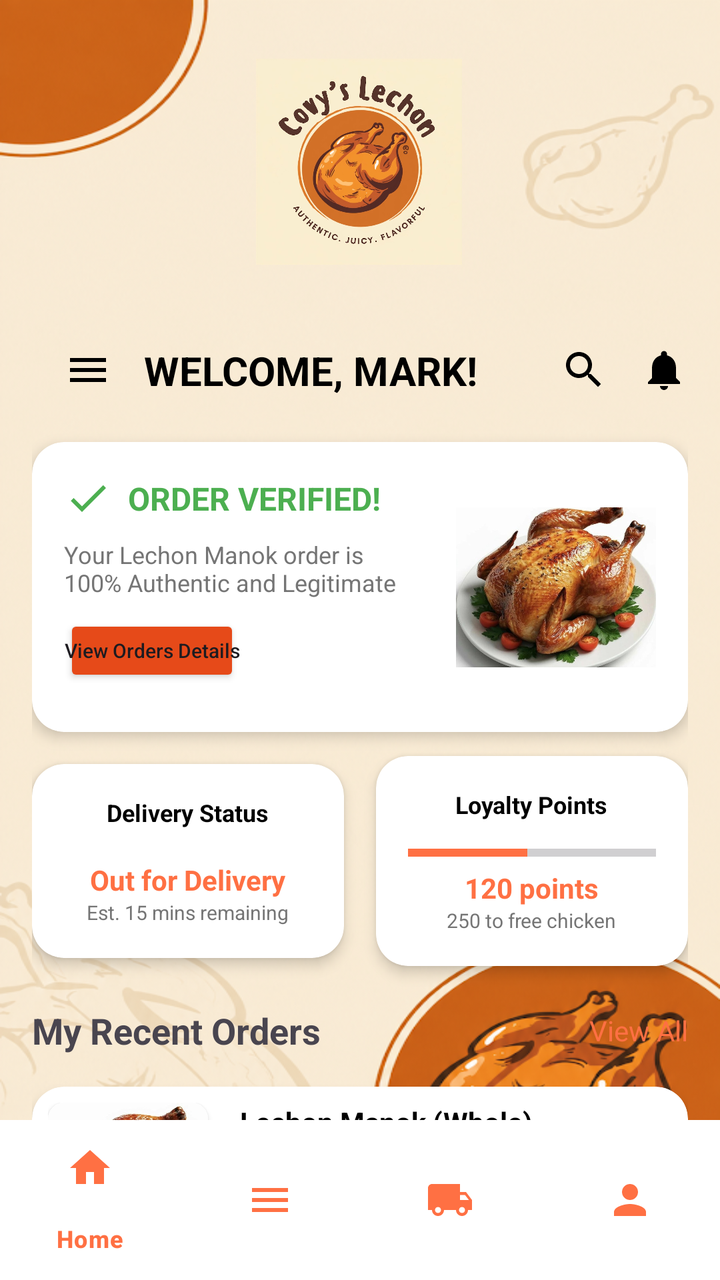
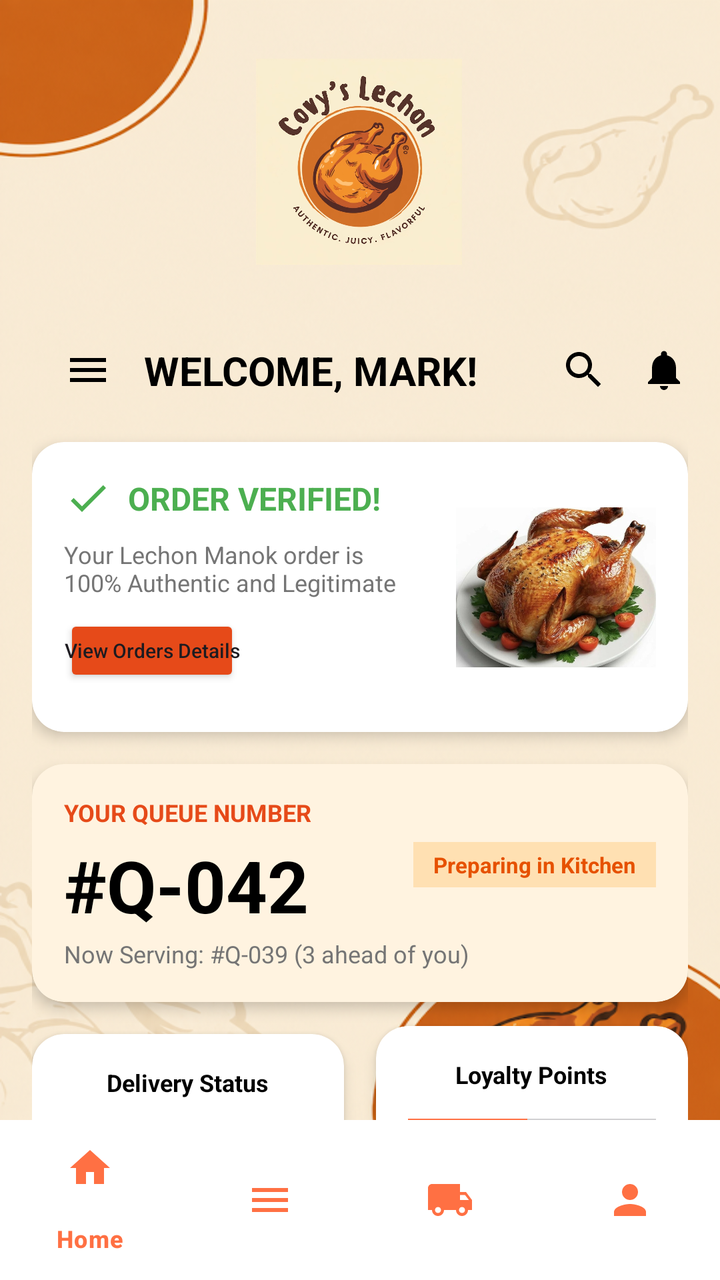

An Android layout rendered at two revisions. The XML below is the earlier revision; the diff shows what the commit changed to produce the second picture.
<!-- AndroidManifest.xml: application theme Theme.CoyvSplashScreen -->
<!-- res/layout/activity_dashboard.xml -->
<?xml version="1.0" encoding="utf-8"?>
<androidx.constraintlayout.widget.ConstraintLayout xmlns:android="http://schemas.android.com/apk/res/android"
    xmlns:app="http://schemas.android.com/apk/res-auto"
    xmlns:tools="http://schemas.android.com/tools"
    android:id="@+id/main"
    android:layout_width="match_parent"
    android:layout_height="match_parent"
    android:background="@drawable/signinbackgoundimage"
    tools:context=".DashBoardActivity">

    
    <View
        android:id="@+id/view_decoration"
        android:layout_width="200dp"
        android:layout_height="200dp"
        android:layout_marginStart="-80dp"
        android:layout_marginTop="-80dp"
        android:alpha="0.3"
        app:layout_constraintStart_toStartOf="parent"
        app:layout_constraintTop_toTopOf="parent" />

    <androidx.core.widget.NestedScrollView
        android:layout_width="match_parent"
        android:layout_height="0dp"
        app:layout_constraintBottom_toTopOf="@+id/bottom_navigation"
        app:layout_constraintTop_toTopOf="parent">

        <androidx.constraintlayout.widget.ConstraintLayout
            android:layout_width="match_parent"
            android:layout_height="wrap_content"
            android:padding="@dimen/padding_medium">

            

            <ImageView
                android:id="@+id/covylogo"
                android:layout_width="153dp"
                android:layout_height="103dp"
                android:layout_marginTop="10dp"
                android:layout_marginBottom="36dp"
                android:contentDescription="Covy Lechon Logo"
                android:src="@drawable/logo"
                app:layout_constraintBottom_toTopOf="@+id/tv_welcome"
                app:layout_constraintEnd_toEndOf="parent"
                app:layout_constraintHorizontal_bias="0.498"
                app:layout_constraintStart_toStartOf="parent"
                app:layout_constraintTop_toTopOf="parent" />

            
            <ImageButton
                android:id="@+id/btn_menu_top"
                android:layout_width="@dimen/icon_size"
                android:layout_height="@dimen/icon_size"
                android:layout_marginStart="16dp"
                android:layout_marginTop="157dp"
                android:layout_marginEnd="16dp"
                android:layout_marginBottom="24dp"
                android:background="?attr/selectableItemBackgroundBorderless"
                android:src="@drawable/ic_menu"
                app:layout_constraintBottom_toTopOf="@+id/cv_verified"
                app:layout_constraintEnd_toStartOf="@+id/tv_welcome"
                app:layout_constraintStart_toStartOf="parent"
                app:layout_constraintTop_toTopOf="parent" />

            <TextView
                android:id="@+id/tv_welcome"
                android:layout_width="wrap_content"
                android:layout_height="wrap_content"
                android:layout_marginStart="@dimen/padding_medium"
                android:text="WELCOME, MARK!"
                android:textColor="@color/black"
                android:textSize="20sp"
                android:textStyle="bold"
                app:layout_constraintBottom_toBottomOf="@+id/btn_menu_top"
                app:layout_constraintStart_toEndOf="@+id/btn_menu_top"
                app:layout_constraintTop_toTopOf="@+id/btn_menu_top" />

            <ImageButton
                android:id="@+id/btn_notification"
                android:layout_width="@dimen/icon_size"
                android:layout_height="@dimen/icon_size"
                android:background="?attr/selectableItemBackgroundBorderless"
                android:src="@drawable/ic_notifications"
                app:layout_constraintBottom_toBottomOf="@+id/btn_menu_top"
                app:layout_constraintEnd_toEndOf="parent"
                app:layout_constraintTop_toTopOf="@+id/btn_menu_top" />

            <ImageButton
                android:id="@+id/btn_search"
                android:layout_width="@dimen/icon_size"
                android:layout_height="@dimen/icon_size"
                android:layout_marginEnd="@dimen/padding_medium"
                android:background="?attr/selectableItemBackgroundBorderless"
                android:src="@drawable/ic_search"
                app:layout_constraintBottom_toBottomOf="@+id/btn_menu_top"
                app:layout_constraintEnd_toStartOf="@+id/btn_notification"
                app:layout_constraintTop_toTopOf="@+id/btn_menu_top" />

            
            <androidx.cardview.widget.CardView
                android:id="@+id/cv_verified"
                android:layout_width="match_parent"
                android:layout_height="wrap_content"
                android:layout_marginTop="@dimen/padding_large"
                app:cardCornerRadius="@dimen/corner_radius"
                app:cardElevation="@dimen/card_elevation"
                app:layout_constraintTop_toBottomOf="@+id/btn_menu_top">

                <androidx.constraintlayout.widget.ConstraintLayout
                    android:layout_width="match_parent"
                    android:layout_height="145dp"
                    android:padding="@dimen/padding_medium">

                    <ImageView
                        android:id="@+id/iv_check"
                        android:layout_width="24dp"
                        android:layout_height="24dp"
                        android:contentDescription="Verified"
                        android:src="@drawable/ic_check"
                        app:layout_constraintStart_toStartOf="parent"
                        app:layout_constraintTop_toTopOf="parent" />

                    <TextView
                        android:id="@+id/tv_verified_status"
                        android:layout_width="wrap_content"
                        android:layout_height="wrap_content"
                        android:layout_marginStart="@dimen/padding_small"
                        android:text="ORDER VERIFIED!"
                        android:textColor="@color/green_verified"
                        android:textSize="16sp"
                        android:textStyle="bold"
                        app:layout_constraintBottom_toBottomOf="@+id/iv_check"
                        app:layout_constraintStart_toEndOf="@+id/iv_check"
                        app:layout_constraintTop_toTopOf="@+id/iv_check" />

                    <TextView
                        android:id="@+id/tv_verified_desc"
                        android:layout_width="0dp"
                        android:layout_height="wrap_content"
                        android:layout_marginTop="@dimen/padding_small"
                        android:text="Your Lechon Manok order is\n100% Authentic and Legitimate"
                        android:textColor="@color/text_grey"
                        android:textSize="12sp"
                        app:layout_constraintEnd_toStartOf="@+id/iv_verified_chicken"
                        app:layout_constraintStart_toStartOf="parent"
                        app:layout_constraintTop_toBottomOf="@+id/iv_check" />

                    <Button
                        android:id="@+id/btn_view_details"
                        android:layout_width="wrap_content"
                        android:layout_height="36dp"
                        android:layout_marginTop="@dimen/padding_small"
                        android:backgroundTint="@color/orange_dark"
                        android:padding="0dp"
                        android:text="View Orders Details"
                        android:textAllCaps="false"
                        android:textSize="10sp"
                        app:layout_constraintStart_toStartOf="parent"
                        app:layout_constraintTop_toBottomOf="@+id/tv_verified_desc" />

                    <ImageView
                        android:id="@+id/iv_verified_chicken"
                        android:layout_width="100dp"
                        android:layout_height="80dp"
                        android:scaleType="centerCrop"
                        android:src="@drawable/f423b4974f4dd7924f11f1bad41bf1b4"
                        app:layout_constraintBottom_toBottomOf="parent"
                        app:layout_constraintEnd_toEndOf="parent"
                        app:layout_constraintTop_toTopOf="parent" />
                </androidx.constraintlayout.widget.ConstraintLayout>
            </androidx.cardview.widget.CardView>

            
            <androidx.cardview.widget.CardView
                android:id="@+id/cv_status"
                android:layout_width="0dp"
                android:layout_height="wrap_content"
                android:layout_marginTop="@dimen/padding_medium"
                android:layout_marginEnd="@dimen/padding_small"
                app:cardCornerRadius="@dimen/corner_radius"
                app:cardElevation="@dimen/card_elevation"
                app:layout_constraintEnd_toStartOf="@+id/cv_loyalty"
                app:layout_constraintStart_toStartOf="parent"
                app:layout_constraintTop_toBottomOf="@+id/cv_verified">

                <LinearLayout
                    android:layout_width="match_parent"
                    android:layout_height="wrap_content"
                    android:gravity="center"
                    android:orientation="vertical"
                    android:padding="@dimen/padding_medium">

                    <TextView
                        android:layout_width="wrap_content"
                        android:layout_height="wrap_content"
                        android:text="Delivery Status"
                        android:textColor="@color/black"
                        android:textSize="12sp"
                        android:textStyle="bold" />

                    <TextView
                        android:layout_width="wrap_content"
                        android:layout_height="wrap_content"
                        android:layout_marginTop="16dp"
                        android:text="Out for Delivery"
                        android:textColor="@color/orange_primary"
                        android:textSize="14sp"
                        android:textStyle="bold" />

                    <TextView
                        android:layout_width="wrap_content"
                        android:layout_height="wrap_content"
                        android:text="Est. 15 mins remaining"
                        android:textColor="@color/text_grey"
                        android:textSize="10sp" />
                </LinearLayout>
            </androidx.cardview.widget.CardView>

            <androidx.cardview.widget.CardView
                android:id="@+id/cv_loyalty"
                android:layout_width="0dp"
                android:layout_height="wrap_content"
                android:layout_marginStart="@dimen/padding_small"
                app:cardCornerRadius="@dimen/corner_radius"
                app:cardElevation="@dimen/card_elevation"
                app:layout_constraintBottom_toBottomOf="@+id/cv_status"
                app:layout_constraintEnd_toEndOf="parent"
                app:layout_constraintStart_toEndOf="@+id/cv_status"
                app:layout_constraintTop_toTopOf="@+id/cv_status">

                <LinearLayout
                    android:layout_width="match_parent"
                    android:layout_height="wrap_content"
                    android:gravity="center"
                    android:orientation="vertical"
                    android:padding="@dimen/padding_medium">

                    <TextView
                        android:layout_width="wrap_content"
                        android:layout_height="wrap_content"
                        android:text="Loyalty Points"
                        android:textColor="@color/black"
                        android:textSize="12sp"
                        android:textStyle="bold" />

                    <ProgressBar
                        style="?android:attr/progressBarStyleHorizontal"
                        android:layout_width="match_parent"
                        android:layout_height="wrap_content"
                        android:layout_marginTop="@dimen/padding_small"
                        android:progress="120"
                        android:max="250"
                        android:progressTint="@color/orange_primary" />

                    <TextView
                        android:layout_width="wrap_content"
                        android:layout_height="wrap_content"
                        android:text="120 points"
                        android:textColor="@color/orange_primary"
                        android:textSize="14sp"
                        android:textStyle="bold" />

                    <TextView
                        android:layout_width="wrap_content"
                        android:layout_height="wrap_content"
                        android:text="250 to free chicken"
                        android:textColor="@color/text_grey"
                        android:textSize="10sp" />
                </LinearLayout>
            </androidx.cardview.widget.CardView>

            
            <TextView
                android:id="@+id/tv_recent_orders"
                android:layout_width="wrap_content"
                android:layout_height="wrap_content"
                android:layout_marginTop="@dimen/padding_large"
                android:text="My Recent Orders"
                android:textSize="18sp"
                android:textStyle="bold"
                app:layout_constraintStart_toStartOf="parent"
                app:layout_constraintTop_toBottomOf="@+id/cv_status" />

            <TextView
                android:id="@+id/tv_view_all"
                android:layout_width="wrap_content"
                android:layout_height="wrap_content"
                android:text="View All"
                android:textColor="@color/orange_primary"
                app:layout_constraintBottom_toBottomOf="@+id/tv_recent_orders"
                app:layout_constraintEnd_toEndOf="parent"
                app:layout_constraintTop_toTopOf="@+id/tv_recent_orders" />

            <androidx.cardview.widget.CardView
                android:id="@+id/cv_order_item"
                android:layout_width="match_parent"
                android:layout_height="wrap_content"
                android:layout_marginTop="@dimen/padding_medium"
                app:cardCornerRadius="@dimen/corner_radius"
                app:cardElevation="@dimen/card_elevation"
                app:layout_constraintTop_toBottomOf="@+id/tv_recent_orders">

                <androidx.constraintlayout.widget.ConstraintLayout
                    android:layout_width="match_parent"
                    android:layout_height="wrap_content"
                    android:padding="@dimen/padding_small">

                    <androidx.cardview.widget.CardView
                        android:id="@+id/cv_order_img_container"
                        android:layout_width="80dp"
                        android:layout_height="80dp"
                        app:cardCornerRadius="8dp"
                        app:layout_constraintStart_toStartOf="parent"
                        app:layout_constraintTop_toTopOf="parent">

                        <ImageView
                            android:id="@+id/iv_order_img"
                            android:layout_width="match_parent"
                            android:layout_height="match_parent"
                            android:contentDescription="Order Image"
                            android:scaleType="centerCrop"
                            android:src="@drawable/f423b4974f4dd7924f11f1bad41bf1b4" />
                    </androidx.cardview.widget.CardView>

                    <TextView
                        android:id="@+id/tv_order_name"
                        android:layout_width="0dp"
                        android:layout_height="wrap_content"
                        android:layout_marginStart="@dimen/padding_medium"
                        android:text="Lechon Manok (Whole)"
                        android:textColor="@color/black"
                        android:textStyle="bold"
                        app:layout_constraintEnd_toStartOf="@+id/iv_order_arrow"
                        app:layout_constraintStart_toEndOf="@+id/cv_order_img_container"
                        app:layout_constraintTop_toTopOf="parent" />

                    <TextView
                        android:id="@+id/tv_order_id"
                        android:layout_width="wrap_content"
                        android:layout_height="wrap_content"
                        android:text="ID: #123"
                        android:textColor="@color/text_grey"
                        android:textSize="12sp"
                        app:layout_constraintStart_toStartOf="@+id/tv_order_name"
                        app:layout_constraintTop_toBottomOf="@+id/tv_order_name" />

                    <TextView
                        android:id="@+id/tv_order_date"
                        android:layout_width="wrap_content"
                        android:layout_height="wrap_content"
                        android:text="Dec 23, 2023 - 10:30 AM"
                        android:textColor="@color/text_grey"
                        android:textSize="12sp"
                        app:layout_constraintStart_toStartOf="@+id/tv_order_name"
                        app:layout_constraintTop_toBottomOf="@+id/tv_order_id" />

                    <TextView
                        android:id="@+id/tv_order_status"
                        android:layout_width="wrap_content"
                        android:layout_height="wrap_content"
                        android:layout_marginTop="4dp"
                        android:background="#D5F5E3"
                        android:paddingHorizontal="8dp"
                        android:paddingVertical="2dp"
                        android:text="Delivered"
                        android:textColor="#27AE60"
                        android:textSize="10sp"
                        android:textStyle="bold"
                        app:layout_constraintStart_toStartOf="@+id/tv_order_name"
                        app:layout_constraintTop_toBottomOf="@+id/tv_order_date" />

                    <ImageView
                        android:id="@+id/iv_order_arrow"
                        android:layout_width="24dp"
                        android:layout_height="24dp"
                        android:src="@android:drawable/ic_media_play"
                        app:layout_constraintBottom_toBottomOf="parent"
                        app:layout_constraintEnd_toEndOf="parent"
                        app:layout_constraintTop_toTopOf="parent"
                        app:tint="@color/black" />
                </androidx.constraintlayout.widget.ConstraintLayout>
            </androidx.cardview.widget.CardView>

            
            <Button
                android:id="@+id/btn_place_order"
                android:layout_width="match_parent"
                android:layout_height="60dp"
                android:layout_marginTop="10dp"
                android:layout_marginBottom="4dp"
                android:backgroundTint="@color/orange_primary"
                android:text="Place New Order"
                android:textColor="@color/white"
                app:cornerRadius="@dimen/corner_radius"
                app:layout_constraintBottom_toBottomOf="parent"
                app:layout_constraintTop_toBottomOf="@+id/cv_order_item"
                app:layout_constraintVertical_bias="0.0"
                tools:layout_editor_absoluteX="16dp" />

        </androidx.constraintlayout.widget.ConstraintLayout>
    </androidx.core.widget.NestedScrollView>

    <com.google.android.material.bottomnavigation.BottomNavigationView
        android:id="@+id/bottom_navigation"
        android:layout_width="match_parent"
        android:layout_height="wrap_content"
        android:background="@color/white"
        app:itemIconTint="@color/orange_primary"
        app:itemTextColor="@color/orange_primary"
        app:layout_constraintBottom_toBottomOf="parent"
        app:menu="@menu/bottom_nav_menu" />

</androidx.constraintlayout.widget.ConstraintLayout>
<!-- resources referenced by this layout -->
<resources>
  <color name="black">#FF000000</color>
  <color name="green_verified">#4CAF50</color>
  <color name="orange_dark">#E64A19</color>
  <color name="orange_primary">#FF7043</color>
  <color name="text_grey">#757575</color>
  <color name="white">#FFFFFFFF</color>
  <dimen name="card_elevation">4dp</dimen>
  <dimen name="corner_radius">16dp</dimen>
  <dimen name="icon_size">24dp</dimen>
  <dimen name="padding_large">24dp</dimen>
  <dimen name="padding_medium">16dp</dimen>
  <dimen name="padding_small">8dp</dimen>
  <!-- drawable f423b4974f4dd7924f11f1bad41bf1b4: jpg bitmap (drawable, 122413 bytes) -->
  <!-- drawable ic_check (drawable) -->
  <vector xmlns:android="http://schemas.android.com/apk/res/android"
      android:width="24dp"
      android:height="24dp"
      android:viewportWidth="24"
      android:viewportHeight="24">
      <path
          android:fillColor="#4CAF50"
          android:pathData="M9,16.17L4.83,12l-1.42,1.41L9,19 21,7l-1.41,-1.41z" />
  </vector>
  <!-- drawable ic_menu (drawable) -->
  <vector xmlns:android="http://schemas.android.com/apk/res/android"
      android:width="24dp"
      android:height="24dp"
      android:viewportWidth="24"
      android:viewportHeight="24">
      <path
          android:fillColor="#000000"
          android:pathData="M3,18h18v-2H3V18z M3,13h18v-2H3V13z M3,6v2h18V6H3z" />
  </vector>
  <!-- drawable ic_notifications (drawable) -->
  <vector xmlns:android="http://schemas.android.com/apk/res/android"
      android:width="24dp"
      android:height="24dp"
      android:viewportWidth="24"
      android:viewportHeight="24">
      <path
          android:fillColor="#000000"
          android:pathData="M12,22c1.1,0 2,-0.9 2,-2h-4c0,1.1 0.89,2 2,2zm6,-6v-5c0,-3.07 -1.64,-5.64 -4.5,-6.32V4c0,-0.83 -0.67,-1.5 -1.5,-1.5s-1.5,0.67 -1.5,1.5v0.68C7.63,5.36 6,7.92 6,11v5l-2,2v1h16v-1l-2,-2z" />
  </vector>
  <!-- drawable ic_search (drawable) -->
  <vector xmlns:android="http://schemas.android.com/apk/res/android"
      android:width="24dp"
      android:height="24dp"
      android:viewportWidth="24"
      android:viewportHeight="24">
      <path
          android:fillColor="#000000"
          android:pathData="M15.5,14h-0.79l-0.28,-0.27C15.41,12.59 16,11.11 16,9.5 16,5.91 13.09,3 9.5,3S3,5.91 3,9.5 5.91,16 9.5,16c1.61,0 3.09,-0.59 4.23,-1.57l0.27,0.28v0.79l5,4.99L20.49,19l-4.99,-5zm-6,0C7.01,14 5,11.99 5,9.5S7.01,5 9.5,5 14,7.01 14,9.5 11.99,14 9.5,14z" />
  </vector>
  <!-- drawable logo: jpg bitmap (drawable, 98396 bytes) -->
  <!-- drawable signinbackgoundimage: png bitmap (drawable, 391030 bytes) -->
  <style name="Theme.CoyvSplashScreen" parent="Base.Theme.CoyvSplashScreen" />
  <style name="Base.Theme.CoyvSplashScreen" parent="Theme.Material3.DayNight.NoActionBar">
          
          
      </style>
</resources>

<!-- the commit's change to res/layout/activity_dashboard.xml (unified diff, before → after) -->
@@ -172,6 +172,74 @@
 
             
             <androidx.cardview.widget.CardView
+                android:id="@+id/cv_queue"
+                android:layout_width="match_parent"
+                android:layout_height="wrap_content"
+                android:layout_marginTop="@dimen/padding_medium"
+                app:cardBackgroundColor="#FFF3E0"
+                app:cardCornerRadius="@dimen/corner_radius"
+                app:cardElevation="@dimen/card_elevation"
+                app:layout_constraintTop_toBottomOf="@+id/cv_verified">
+
+                <androidx.constraintlayout.widget.ConstraintLayout
+                    android:layout_width="match_parent"
+                    android:layout_height="wrap_content"
+                    android:padding="@dimen/padding_medium">
+
+                    <TextView
+                        android:id="@+id/tv_queue_title"
+                        android:layout_width="wrap_content"
+                        android:layout_height="wrap_content"
+                        android:text="YOUR QUEUE NUMBER"
+                        android:textColor="@color/orange_dark"
+                        android:textSize="12sp"
+                        android:textStyle="bold"
+                        app:layout_constraintStart_toStartOf="parent"
+                        app:layout_constraintTop_toTopOf="parent" />
+
+                    <TextView
+                        android:id="@+id/tv_queue_number"
+                        android:layout_width="wrap_content"
+                        android:layout_height="wrap_content"
+                        android:layout_marginTop="4dp"
+                        android:text="#Q-042"
+                        android:textColor="@color/black"
+                        android:textSize="36sp"
+                        android:textStyle="bold"
+                        app:layout_constraintStart_toStartOf="parent"
+                        app:layout_constraintTop_toBottomOf="@+id/tv_queue_title" />
+
+                    <TextView
+                        android:id="@+id/tv_now_serving"
+                        android:layout_width="wrap_content"
+                        android:layout_height="wrap_content"
+                        android:layout_marginTop="2dp"
+                        android:text="Now Serving: #Q-039 (3 ahead of you)"
+                        android:textColor="@color/text_grey"
+                        android:textSize="12sp"
+                        app:layout_constraintStart_toStartOf="parent"
+                        app:layout_constraintTop_toBottomOf="@+id/tv_queue_number" />
+
+                    <TextView
+                        android:id="@+id/tv_queue_status_badge"
+                        android:layout_width="wrap_content"
+                        android:layout_height="wrap_content"
+                        android:background="#FFE0B2"
+                        android:paddingHorizontal="10dp"
+                        android:paddingVertical="4dp"
+                        android:text="Preparing in Kitchen"
+                        android:textColor="#E65100"
+                        android:textSize="11sp"
+                        android:textStyle="bold"
+                        app:layout_constraintBottom_toBottomOf="@+id/tv_queue_number"
+                        app:layout_constraintEnd_toEndOf="parent"
+                        app:layout_constraintTop_toTopOf="@+id/tv_queue_title" />
+
+                </androidx.constraintlayout.widget.ConstraintLayout>
+            </androidx.cardview.widget.CardView>
+
+            
+            <androidx.cardview.widget.CardView
                 android:id="@+id/cv_status"
                 android:layout_width="0dp"
                 android:layout_height="wrap_content"
@@ -181,7 +249,7 @@
                 app:cardElevation="@dimen/card_elevation"
                 app:layout_constraintEnd_toStartOf="@+id/cv_loyalty"
                 app:layout_constraintStart_toStartOf="parent"
-                app:layout_constraintTop_toBottomOf="@+id/cv_verified">
+                app:layout_constraintTop_toBottomOf="@+id/cv_queue">
 
                 <LinearLayout
                     android:layout_width="match_parent"
